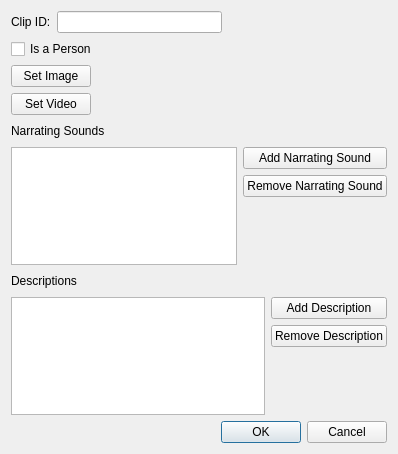
Above: ui/clipeditor.ui from tdauth/gustavsfairyland before the change. Below: the same form after it.
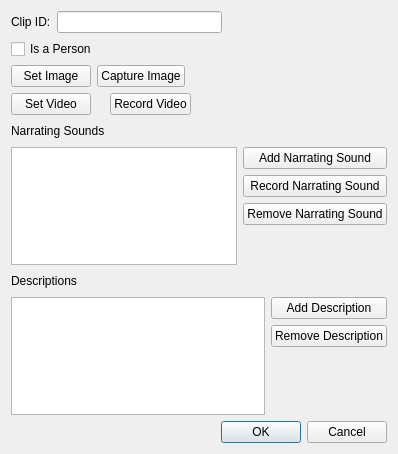
That is the form after the change.

The edit to the form file:
```diff
--- a/ui/clipeditor.ui
+++ b/ui/clipeditor.ui
@@ -74,6 +74,13 @@
        </property>
       </widget>
      </item>
+     <item>
+      <widget class="QPushButton" name="captureImagePushButton">
+       <property name="text">
+        <string>Capture Image</string>
+       </property>
+      </widget>
+     </item>
      <item>
       <widget class="QLabel" name="imageLabel">
        <property name="text">
@@ -112,6 +119,13 @@
        </property>
       </widget>
      </item>
+     <item>
+      <widget class="QPushButton" name="recordVideoPushButton">
+       <property name="text">
+        <string>Record Video</string>
+       </property>
+      </widget>
+     </item>
      <item>
       <spacer name="horizontalSpacer_2">
        <property name="orientation">
@@ -170,6 +184,13 @@
            </property>
           </widget>
          </item>
+         <item>
+          <widget class="QPushButton" name="recordNarratingSoundPushButton">
+           <property name="text">
+            <string>Record Narrating Sound</string>
+           </property>
+          </widget>
+         </item>
          <item>
           <widget class="QPushButton" name="removeNarratingSoundPushButton">
            <property name="text">
```
